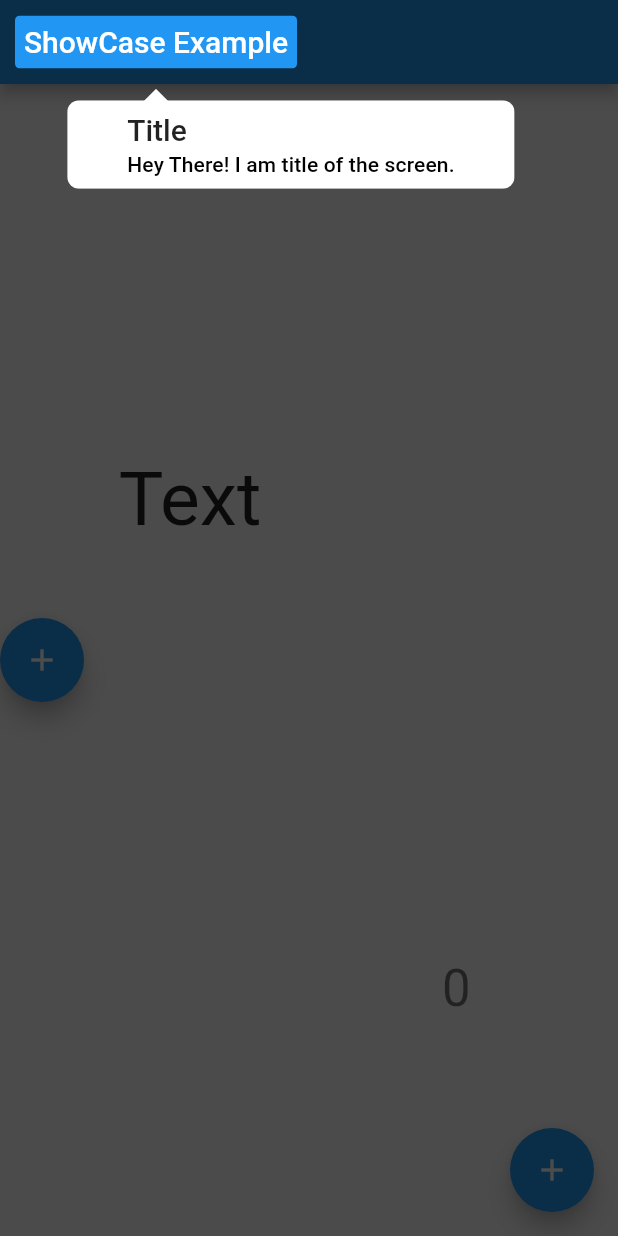
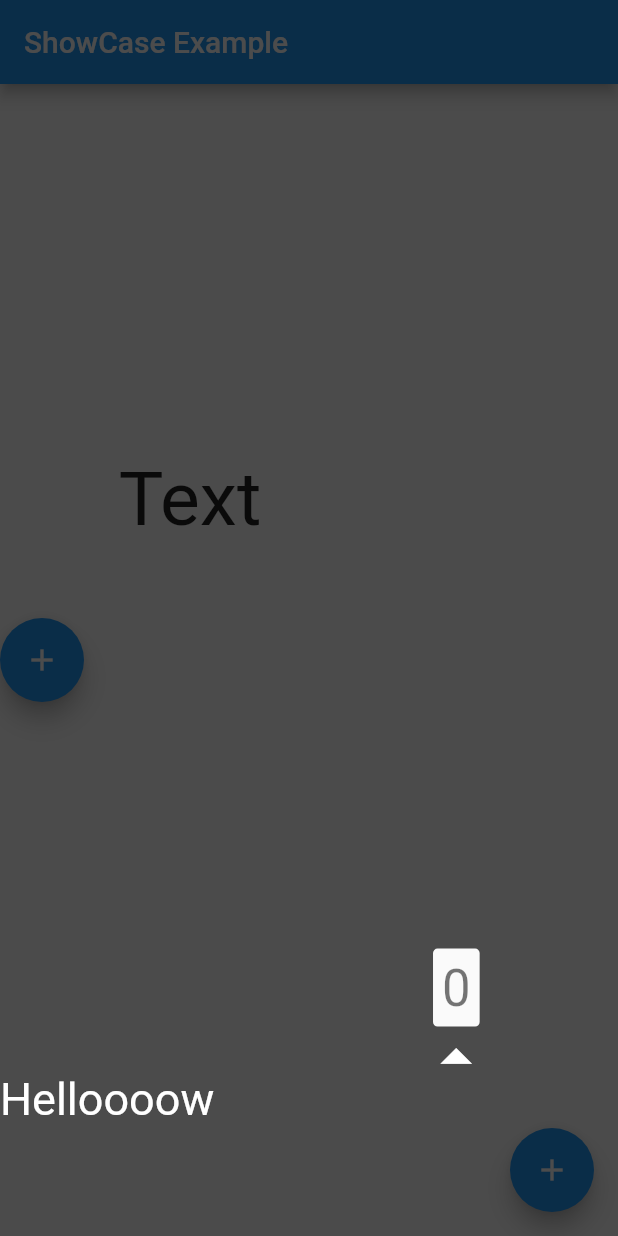
Before and after one commit to SimformSolutionsPvtLtd/flutter_showcaseview, a Flutter app: the screen it shows after launch, on a phone screen of 412 x 824 dp. Run offline on Flutter 3.47's test engine with Material 2 defaults, Android fonts, the phone set to English and light mode, and no system bars; statements that could not run were skipped.

Commit message:
Bug Fixing and code quality update.

```diff
--- a/example/lib/main.dart
+++ b/example/lib/main.dart
@@ -18,9 +18,7 @@ class MyApp extends StatelessWidget {
 
 class MyHomePage extends StatefulWidget {
   MyHomePage({Key key, this.title}) : super(key: key);
-
   final String title;
-
   @override
   _MyHomePageState createState() => _MyHomePageState();
 }
@@ -43,7 +41,7 @@ class _MyHomePageState extends State<MyHomePage> {
   @override
   Widget build(BuildContext context) {
     WidgetsBinding.instance.addPostFrameCallback((_) =>
-        ShowCase.startShowCase(context, [_one, _two, _three, _four, _five]));
+        ShowCase.startShowCase(context, [_two, _one, _three, _four, _five]));
 
     return Scaffold(
       appBar: AppBar(
@@ -76,7 +74,7 @@ class _MyHomePageState extends State<MyHomePage> {
                 child: TargetWidget.withWidget(
                   key: _two,
                   container: Text(
-                    'Hello',
+                    'Helloooow',
                     style: TextStyle(
                       color: Colors.white,
                       fontSize: 30,
--- a/lib/tooltip_widget.dart
+++ b/lib/tooltip_widget.dart
@@ -61,14 +61,17 @@ class Content extends StatelessWidget {
   double _getLeft() {
     if (_isLeft()) {
       double leftPadding = position.getCenter() - (_getTooltipWidth() * 0.2);
-
       if (leftPadding + _getTooltipWidth() > screenSize.width) {
-        leftPadding = (screenSize.width) - _getTooltipWidth();
+        leftPadding = (screenSize.width - 20) - _getTooltipWidth();
       }
       return leftPadding;
     }
     if (_isRight()) {
-      return position.getCenter() - (_getTooltipWidth());
+      double rightPadding = position.getCenter() - (_getTooltipWidth());
+      if (rightPadding + _getTooltipWidth() > screenSize.width) {
+        rightPadding = (screenSize.width - 20) - _getTooltipWidth();
+      }
+      return rightPadding;
     } else {
       return position.getCenter() - (_getTooltipWidth() * 0.5);
     }
@@ -78,13 +81,14 @@ class Content extends StatelessWidget {
   Widget build(BuildContext context) {
     final contentOrientation = findPositionForContent(offset);
     final contentOffsetMultiplier = contentOrientation == "B" ? 1.0 : -1.0;
-    final contentY = contentOffsetMultiplier == 1.0
+    bool arrowTop = contentOffsetMultiplier == 1.0 ? true : false;
+    final contentY = arrowTop
         ? position.getBottom() + (contentOffsetMultiplier * 3)
         : position.getTop() + (contentOffsetMultiplier * 3);
     final contentFractionalOffset = contentOffsetMultiplier.clamp(-1.0, 0.0);
 
-    double padingTop = contentOffsetMultiplier == 1 ? 22 : 0;
-    double padingBottom = contentOffsetMultiplier == 1 ? 0 : 27;
+    double padingTop = arrowTop ? 22 : 0;
+    double padingBottom = arrowTop ? 0 : 27;
 
     if (!showArrow) {
       padingTop = 10;
@@ -151,8 +155,7 @@ class Content extends StatelessWidget {
         children: <Widget>[
           showArrow ? _getArrow(contentOffsetMultiplier) : Container(),
           Positioned(
-            top: contentOffsetMultiplier == 1 ? contentY + 10 : contentY - 10,
-            left: position.getCenter() - 30,
+            top: arrowTop ? contentY + 10 : contentY - 10,
             child: FractionalTranslation(
               translation: Offset(0.0, contentFractionalOffset),
               child: SlideTransition(
@@ -180,11 +183,10 @@ class Content extends StatelessWidget {
   }
 
   Widget _getArrow(contentOffsetMultiplier) {
+    bool arrowTop = contentOffsetMultiplier == 1.0 ? true : false;
     final contentFractionalOffset = contentOffsetMultiplier.clamp(-1.0, 0.0);
     return Positioned(
-      top: contentOffsetMultiplier == 1.0
-          ? position.getBottom()
-          : position.getTop(),
+      top: arrowTop ? position.getBottom() : position.getTop(),
       left: position.getCenter() - 25,
       child: FractionalTranslation(
           translation: Offset(0.0, contentFractionalOffset),
@@ -193,7 +195,7 @@ class Content extends StatelessWidget {
               begin: Offset(0.0, contentFractionalOffset / 5),
               end: Offset(0.0, 0.100),
             ).animate(animationOffset),
-            child: contentOffsetMultiplier == 1.0
+            child: arrowTop
                 ? Icon(
                     Icons.arrow_drop_up,
                     color: tooltipColor,
```
